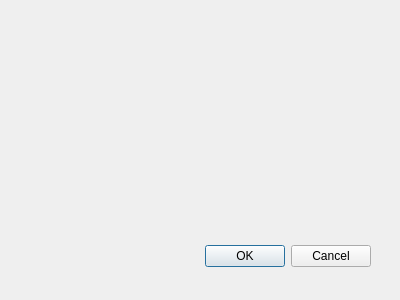
Qt form protecter/config.ui (huasheng28/QtProjects) before a commit.
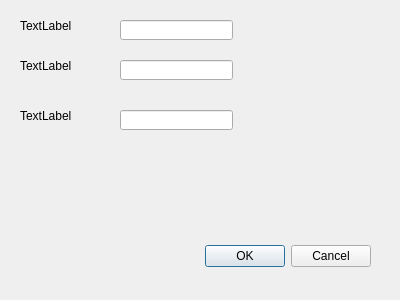
The same form after that commit.

```diff
--- a/protecter/config.ui
+++ b/protecter/config.ui
@@ -31,6 +31,75 @@
     <set>QDialogButtonBox::Cancel|QDialogButtonBox::Ok</set>
    </property>
   </widget>
+  <widget class="QLabel" name="label">
+   <property name="geometry">
+    <rect>
+     <x>20</x>
+     <y>20</y>
+     <width>54</width>
+     <height>12</height>
+    </rect>
+   </property>
+   <property name="text">
+    <string>TextLabel</string>
+   </property>
+  </widget>
+  <widget class="QLineEdit" name="lineEdit">
+   <property name="geometry">
+    <rect>
+     <x>120</x>
+     <y>20</y>
+     <width>113</width>
+     <height>20</height>
+    </rect>
+   </property>
+  </widget>
+  <widget class="QLabel" name="label_2">
+   <property name="geometry">
+    <rect>
+     <x>20</x>
+     <y>60</y>
+     <width>54</width>
+     <height>12</height>
+    </rect>
+   </property>
+   <property name="text">
+    <string>TextLabel</string>
+   </property>
+  </widget>
+  <widget class="QLineEdit" name="lineEdit_2">
+   <property name="geometry">
+    <rect>
+     <x>120</x>
+     <y>60</y>
+     <width>113</width>
+     <height>20</height>
+    </rect>
+   </property>
+  </widget>
+  <widget class="QLabel" name="label_3">
+   <property name="geometry">
+    <rect>
+     <x>20</x>
+     <y>110</y>
+     <width>54</width>
+     <height>12</height>
+    </rect>
+   </property>
+   <property name="text">
+    <string>TextLabel</string>
+   </property>
+  </widget>
+  <widget class="QLineEdit" name="lineEdit_3">
+   <property name="geometry">
+    <rect>
+     <x>120</x>
+     <y>110</y>
+     <width>113</width>
+     <height>20</height>
+    </rect>
+   </property>
+  </widget>
  </widget>
  <pixmapfunction/>
  <resources/>
```
Left out of the diff: 9 changed lines with no effect on the pictures.
